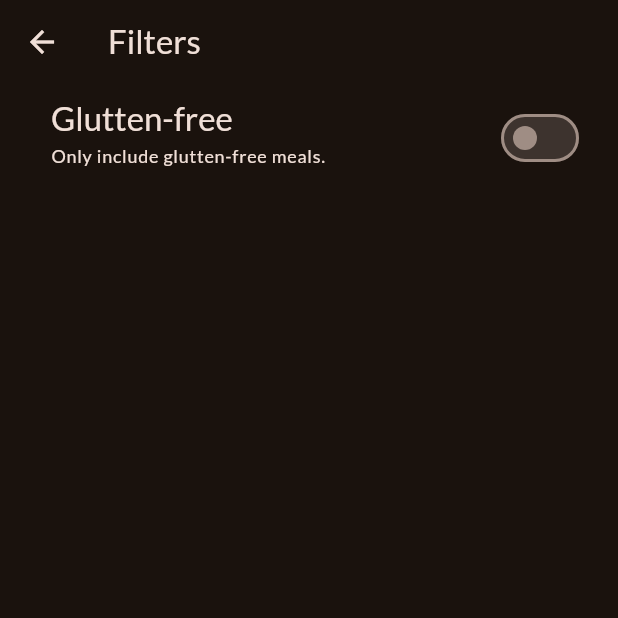
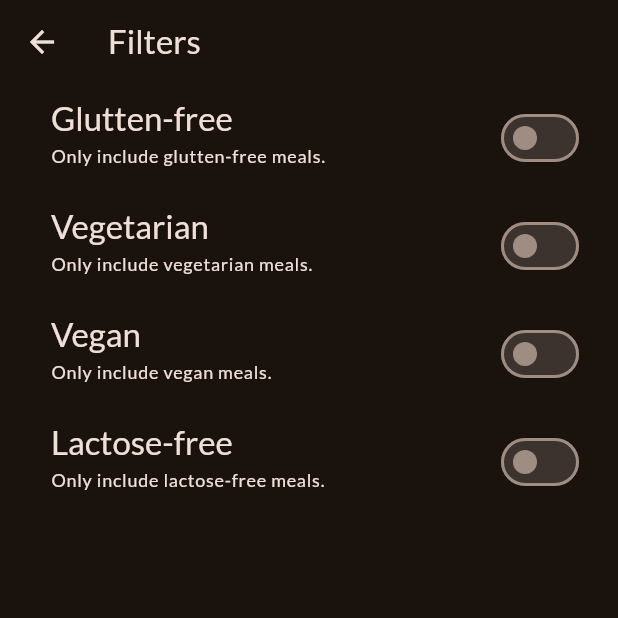
Before and after one commit to bagoesrex/Recipe-App, a Flutter app: the FiltersScreen screen opened directly, on a phone screen of 412 x 824 dp, the top half of it. Run offline on Flutter 3.47's test engine with Material 3 defaults, Android fonts, the phone set to English and light mode, and no system bars; our stand-ins replace google_fonts, transparent_image.

Commit message:
feat: add some filter list

```diff
--- a/lib/screens/filters.dart
+++ b/lib/screens/filters.dart
@@ -3,6 +3,8 @@ import 'package:flutter/material.dart';
 // import 'package:recipe_app/widgets/main_drawer.dart';
 
 class FiltersScreen extends StatefulWidget {
+  const FiltersScreen({super.key});
+
   @override
   State<FiltersScreen> createState() {
     return _filterScreenState();
@@ -11,6 +13,9 @@ class FiltersScreen extends StatefulWidget {
 
 class _filterScreenState extends State<FiltersScreen> {
   var _gluttenFreeFilterSet = false;
+  var _lactoseFreeFilterSet = false;
+  var _vegetarianFreeFilterSet = false;
+  var _veganFreeFilterSet = false;
 
   @override
   Widget build(BuildContext context) {
@@ -50,6 +55,72 @@ class _filterScreenState extends State<FiltersScreen> {
             activeColor: Theme.of(context).colorScheme.tertiary,
             contentPadding: const EdgeInsets.only(left: 34, right: 22),
           ),
+          SwitchListTile(
+            value: _vegetarianFreeFilterSet,
+            onChanged: (isChecked) {
+              setState(() {
+                _vegetarianFreeFilterSet = isChecked;
+              });
+            },
+            title: Text(
+              'Vegetarian',
+              style: Theme.of(context).textTheme.titleLarge!.copyWith(
+                color: Theme.of(context).colorScheme.onSurface,
+              ),
+            ),
+            subtitle: Text(
+              'Only include vegetarian meals.',
+              style: Theme.of(context).textTheme.labelMedium!.copyWith(
+                color: Theme.of(context).colorScheme.onSurface,
+              ),
+            ),
+            activeColor: Theme.of(context).colorScheme.tertiary,
+            contentPadding: const EdgeInsets.only(left: 34, right: 22),
+          ),
+          SwitchListTile(
+            value: _veganFreeFilterSet,
+            onChanged: (isChecked) {
+              setState(() {
+                _veganFreeFilterSet = isChecked;
+              });
+            },
+            title: Text(
+              'Vegan',
+              style: Theme.of(context).textTheme.titleLarge!.copyWith(
+                color: Theme.of(context).colorScheme.onSurface,
+              ),
+            ),
+            subtitle: Text(
+              'Only include vegan meals.',
+              style: Theme.of(context).textTheme.labelMedium!.copyWith(
+                color: Theme.of(context).colorScheme.onSurface,
+              ),
+            ),
+            activeColor: Theme.of(context).colorScheme.tertiary,
+            contentPadding: const EdgeInsets.only(left: 34, right: 22),
+          ),
+          SwitchListTile(
+            value: _lactoseFreeFilterSet,
+            onChanged: (isChecked) {
+              setState(() {
+                _lactoseFreeFilterSet = isChecked;
+              });
+            },
+            title: Text(
+              'Lactose-free',
+              style: Theme.of(context).textTheme.titleLarge!.copyWith(
+                color: Theme.of(context).colorScheme.onSurface,
+              ),
+            ),
+            subtitle: Text(
+              'Only include lactose-free meals.',
+              style: Theme.of(context).textTheme.labelMedium!.copyWith(
+                color: Theme.of(context).colorScheme.onSurface,
+              ),
+            ),
+            activeColor: Theme.of(context).colorScheme.tertiary,
+            contentPadding: const EdgeInsets.only(left: 34, right: 22),
+          ),
         ],
       ),
     );
```
